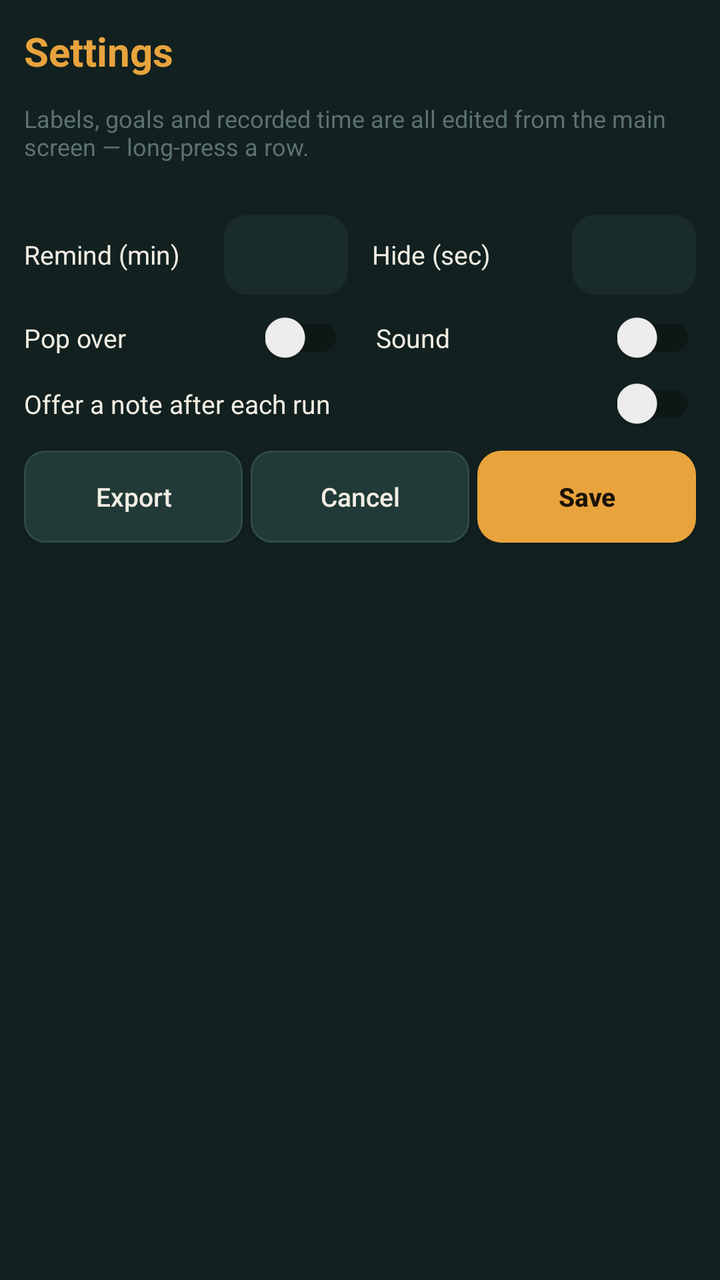
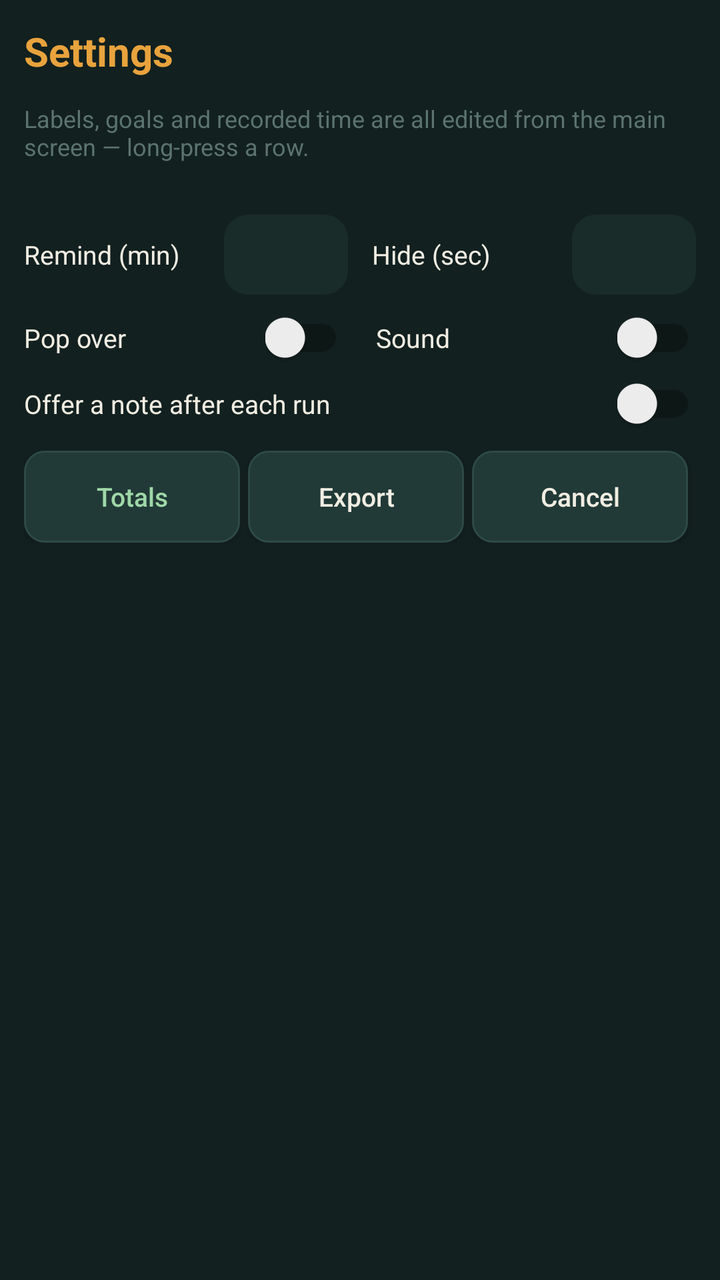

Compare the two renders of this Android layout. The source of the first and the diff that turns it into the second are given below.
<!-- AndroidManifest.xml: application theme Theme.FocusLedger -->
<!-- res/layout/activity_settings.xml -->
<?xml version="1.0" encoding="utf-8"?>
<LinearLayout xmlns:android="http://schemas.android.com/apk/res/android"
    android:layout_width="match_parent"
    android:layout_height="match_parent"
    android:orientation="vertical"
    android:background="#12201F"
    android:padding="12dp">

    <TextView
        android:layout_width="match_parent"
        android:layout_height="wrap_content"
        android:text="Settings"
        android:textColor="#E8A33D"
        android:textSize="20sp"
        android:textStyle="bold"
        android:layout_marginBottom="12dp" />

    <TextView
        android:layout_width="match_parent"
        android:layout_height="wrap_content"
        android:text="Labels, goals and recorded time are all edited from the main screen \u2014 long-press a row."
        android:textColor="#5C736E"
        android:textSize="12sp"
        android:layout_marginBottom="16dp" />

    
    <LinearLayout
        android:layout_width="match_parent" android:layout_height="wrap_content"
        android:orientation="horizontal" android:gravity="center_vertical"
        android:layout_marginTop="10dp">
        <TextView
            android:layout_width="0dp" android:layout_weight="1"
            android:layout_height="wrap_content"
            android:text="Remind (min)"
            android:textColor="#F1EDE3" android:textSize="13sp" />
        <EditText
            android:id="@+id/editInterval"
            android:layout_width="62dp" android:layout_height="40dp"
            android:gravity="center" android:inputType="number"
            android:textColor="#F1EDE3" android:textSize="14sp"
            android:background="@drawable/bg_row_track"
            android:importantForAutofill="no"
            android:layout_marginEnd="12dp" />
        <TextView
            android:layout_width="0dp" android:layout_weight="1"
            android:layout_height="wrap_content"
            android:text="Hide (sec)"
            android:textColor="#F1EDE3" android:textSize="13sp" />
        <EditText
            android:id="@+id/editTimeout"
            android:layout_width="62dp" android:layout_height="40dp"
            android:gravity="center" android:inputType="number"
            android:textColor="#F1EDE3" android:textSize="14sp"
            android:background="@drawable/bg_row_track"
            android:importantForAutofill="no" />
    </LinearLayout>

    
    <LinearLayout
        android:layout_width="match_parent" android:layout_height="wrap_content"
        android:orientation="horizontal" android:gravity="center_vertical"
        android:layout_marginTop="8dp">
        <TextView
            android:layout_width="0dp" android:layout_weight="1"
            android:layout_height="wrap_content"
            android:text="Pop over"
            android:textColor="#F1EDE3" android:textSize="13sp" />
        <androidx.appcompat.widget.SwitchCompat
            android:id="@+id/switchHeadsUp"
            android:layout_width="wrap_content" android:layout_height="wrap_content"
            android:layout_marginEnd="16dp" />
        <TextView
            android:layout_width="0dp" android:layout_weight="1"
            android:layout_height="wrap_content"
            android:text="Sound"
            android:textColor="#F1EDE3" android:textSize="13sp" />
        <androidx.appcompat.widget.SwitchCompat
            android:id="@+id/switchSound"
            android:layout_width="wrap_content" android:layout_height="wrap_content" />
    </LinearLayout>

    <LinearLayout
        android:layout_width="match_parent" android:layout_height="wrap_content"
        android:orientation="horizontal" android:gravity="center_vertical"
        android:layout_marginTop="6dp">
        <TextView
            android:layout_width="0dp" android:layout_weight="1"
            android:layout_height="wrap_content"
            android:text="Offer a note after each run"
            android:textColor="#F1EDE3" android:textSize="13sp" />
        <androidx.appcompat.widget.SwitchCompat
            android:id="@+id/switchNote"
            android:layout_width="wrap_content" android:layout_height="wrap_content" />
    </LinearLayout>

    
    <LinearLayout
        android:layout_width="match_parent" android:layout_height="wrap_content"
        android:orientation="horizontal" android:weightSum="3"
        android:layout_marginTop="10dp">
        <Button
            android:id="@+id/btnExport"
            android:layout_width="0dp" android:layout_weight="1"
            android:layout_height="46dp" android:layout_marginEnd="4dp"
            android:text="Export" android:textAllCaps="false"
            android:textColor="#F1EDE3" android:textSize="13sp"
            android:background="@drawable/bg_button_small" />
        <Button
            android:id="@+id/btnCancel"
            android:layout_width="0dp" android:layout_weight="1"
            android:layout_height="46dp" android:layout_marginEnd="4dp"
            android:text="Cancel" android:textAllCaps="false"
            android:textColor="#F1EDE3" android:textSize="13sp"
            android:background="@drawable/bg_button_small" />
        <Button
            android:id="@+id/btnSave"
            android:layout_width="0dp" android:layout_weight="1"
            android:layout_height="46dp"
            android:text="Save" android:textAllCaps="false"
            android:textColor="#1A1206" android:textSize="13sp"
            android:textStyle="bold"
            android:background="@drawable/bg_button_work" />
    </LinearLayout>

</LinearLayout>
<!-- resources referenced by this layout -->
<resources>
  <!-- drawable bg_button_small (drawable) -->
  <?xml version="1.0" encoding="utf-8"?>
  <shape xmlns:android="http://schemas.android.com/apk/res/android" android:shape="rectangle">
      <solid android:color="#213A37" />
      <corners android:radius="10dp" />
      <stroke android:width="1dp" android:color="#2E4A46" />
  </shape>
  <!-- drawable bg_button_work (drawable) -->
  <?xml version="1.0" encoding="utf-8"?>
  <shape xmlns:android="http://schemas.android.com/apk/res/android" android:shape="rectangle">
      <solid android:color="#E8A33D" />
      <corners android:radius="12dp" />
  </shape>
  <!-- drawable bg_row_track (drawable) -->
  <?xml version="1.0" encoding="utf-8"?>
  <shape xmlns:android="http://schemas.android.com/apk/res/android" android:shape="rectangle">
      <solid android:color="#1A2C2A" />
      <corners android:radius="12dp" />
  </shape>
  <style name="Theme.FocusLedger" parent="Theme.AppCompat.DayNight.NoActionBar">
          <item name="colorPrimary">#E8A33D</item>
          <item name="colorPrimaryDark">#12201F</item>
          <item name="colorAccent">#6FAFC4</item>
          <item name="android:windowBackground">#12201F</item>
      </style>
</resources>

<!-- the commit's change to res/layout/activity_settings.xml (unified diff, before → after) -->
@@ -99,6 +99,13 @@
         android:orientation="horizontal" android:weightSum="3"
         android:layout_marginTop="10dp">
         <Button
+            android:id="@+id/btnRange"
+            android:layout_width="0dp" android:layout_weight="1"
+            android:layout_height="46dp" android:layout_marginEnd="4dp"
+            android:text="Totals" android:textAllCaps="false"
+            android:textColor="#9FD8A8" android:textSize="13sp"
+            android:background="@drawable/bg_button_small" />
+        <Button
             android:id="@+id/btnExport"
             android:layout_width="0dp" android:layout_weight="1"
             android:layout_height="46dp" android:layout_marginEnd="4dp"
